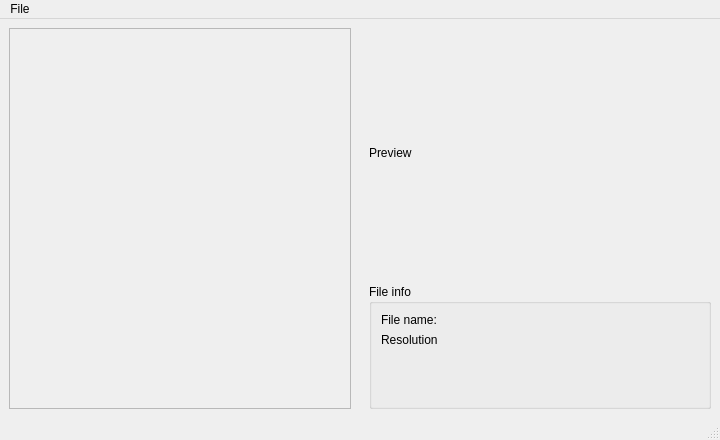
First picture: the form in GUI/designer/MainWindow.ui, repository WhiteFox123c/Viewer, before the edit.
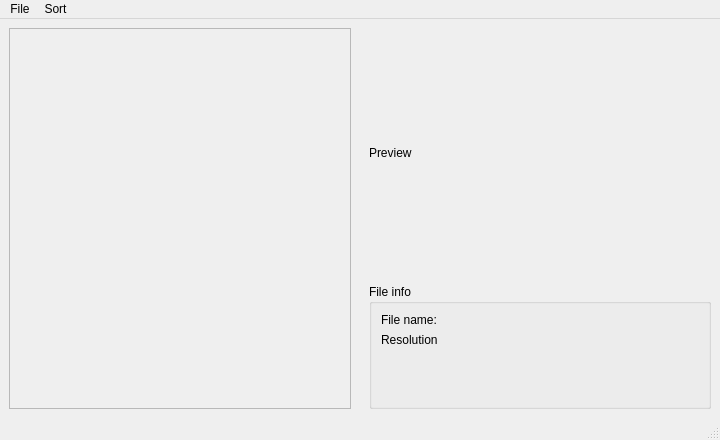
Second picture: the form after the edit.

```diff
--- a/GUI/designer/MainWindow.ui
+++ b/GUI/designer/MainWindow.ui
@@ -229,7 +229,16 @@
     <addaction name="RefreshAction"/>
     <addaction name="CloseAction"/>
    </widget>
+   <widget class="QMenu" name="SortMenu">
+    <property name="title">
+     <string>Sort</string>
+    </property>
+    <addaction name="ByColorAction"/>
+    <addaction name="separator"/>
+    <addaction name="UnsortedAction"/>
+   </widget>
    <addaction name="FileMenu"/>
+   <addaction name="SortMenu"/>
   </widget>
   <widget class="QStatusBar" name="StatusBar"/>
   <action name="OpenAction">
```
Left out of the diff: 10 changed lines with no effect on the pictures.
